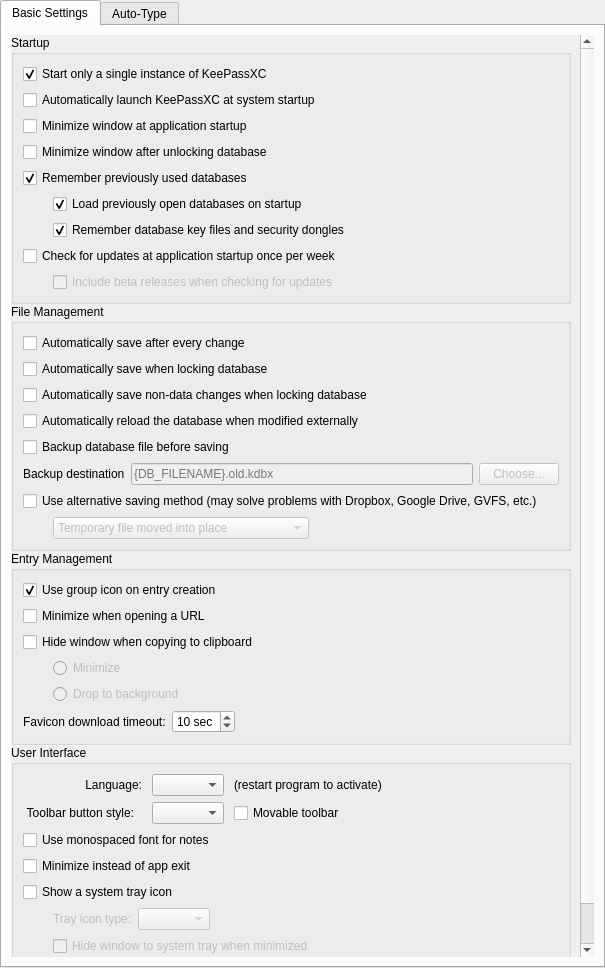
Before: the Qt Designer form src/gui/ApplicationSettingsWidgetGeneral.ui in keepassxreboot/keepassxc, drawn with Qt 5.
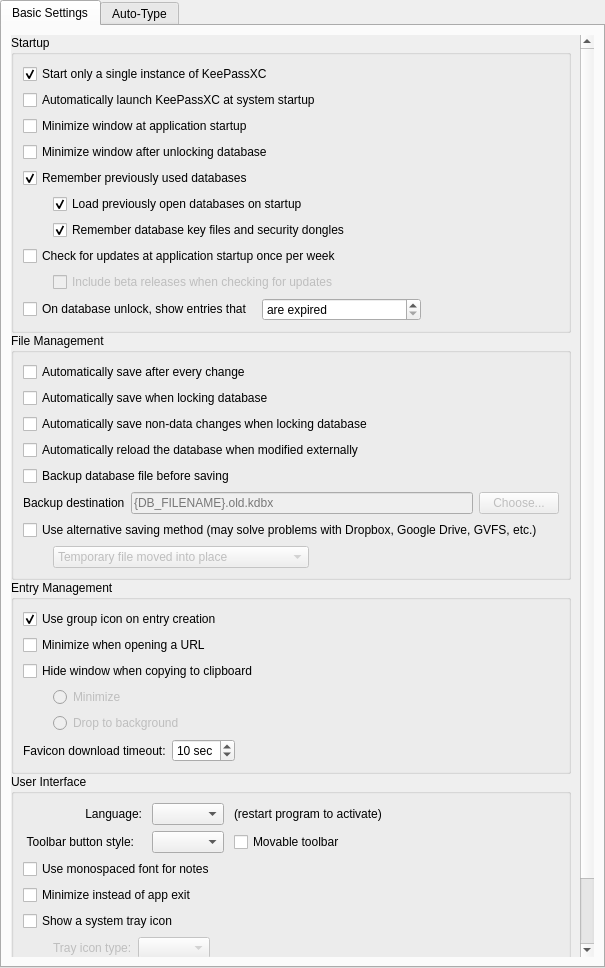
After: the same form once the commit is applied. Custom widgets are drawn as their Qt base class.

Commit message:
Show expired entries on DB unlock
* Show banner message about expired entries
* Add config option and expiration offset
* Only show expiry warning on first DB unlock
* Default to on with 3-day offset from expiration

The edit to the form file:
```diff
--- a/src/gui/ApplicationSettingsWidgetGeneral.ui
+++ b/src/gui/ApplicationSettingsWidgetGeneral.ui
@@ -234,6 +234,73 @@
                 </item>
                </layout>
               </item>
+              <item>
+               <layout class="QGridLayout" name="showExpiredEntriesSubLayout">
+                <property name="sizeConstraint">
+                 <enum>QLayout::SetMaximumSize</enum>
+                </property>
+                <property name="spacing">
+                 <number>6</number>
+                </property>
+                <item row="0" column="0">
+                 <widget class="QCheckBox" name="showExpiredEntriesOnDatabaseUnlockCheckBox">
+                  <property name="text">
+                   <string>On database unlock, show entries that </string>
+                  </property>
+                 </widget>
+                </item>
+                <item row="0" column="1">
+                 <widget class="QSpinBox" name="showExpiredEntriesOnDatabaseUnlockOffsetSpinBox">
+                  <property name="enabled">
+                   <bool>true</bool>
+                  </property>
+                  <property name="sizePolicy">
+                   <sizepolicy hsizetype="Minimum" vsizetype="Fixed">
+                    <horstretch>0</horstretch>
+                    <verstretch>0</verstretch>
+                   </sizepolicy>
+                  </property>
+                  <property name="focusPolicy">
+                   <enum>Qt::StrongFocus</enum>
+                  </property>
+                  <property name="accessibleName">
+                   <string>On database unlock, show entries that </string>
+                  </property>
+                  <property name="prefix">
+                   <string>will expire within </string>
+                  </property>
+                  <property name="suffix">
+                   <string> days</string>
+                  </property>
+                  <property name="minimum">
+                   <number>0</number>
+                  </property>
+                  <property name="maximum">
+                   <number>30</number>
+                  </property>
+                  <property name="value">
+                   <number>0</number>
+                  </property>
+                  <property name="specialValueText">
+                   <string>are expired</string>
+                  </property>
+                 </widget>
+                </item>
+                <item row="0" column="2">
+                 <spacer name="showExpiredEntriesSpacer">
+                  <property name="orientation">
+                   <enum>Qt::Horizontal</enum>
+                  </property>
+                  <property name="sizeHint" stdset="0">
+                   <size>
+                    <width>40</width>
+                    <height>20</height>
+                   </size>
+                  </property>
+                 </spacer>
+                </item>
+               </layout>
+              </item>
              </layout>
             </widget>
            </item>
```
Left out of the diff: 2 changed lines with no effect on the pictures. The commit also changes 8 other files.
